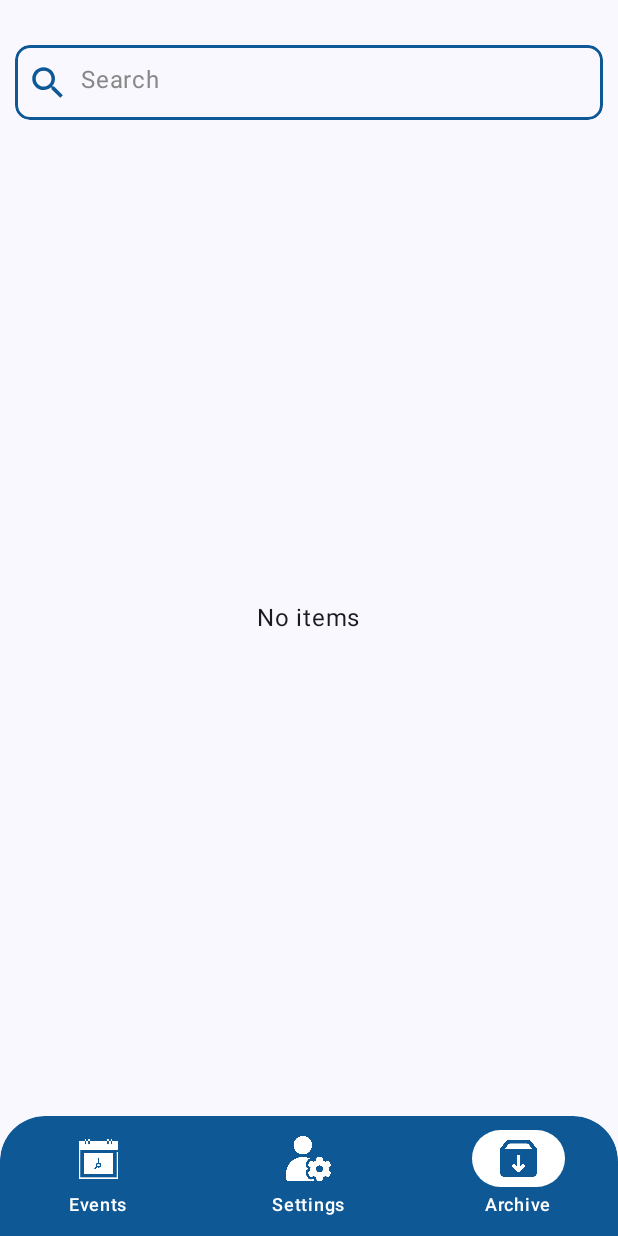
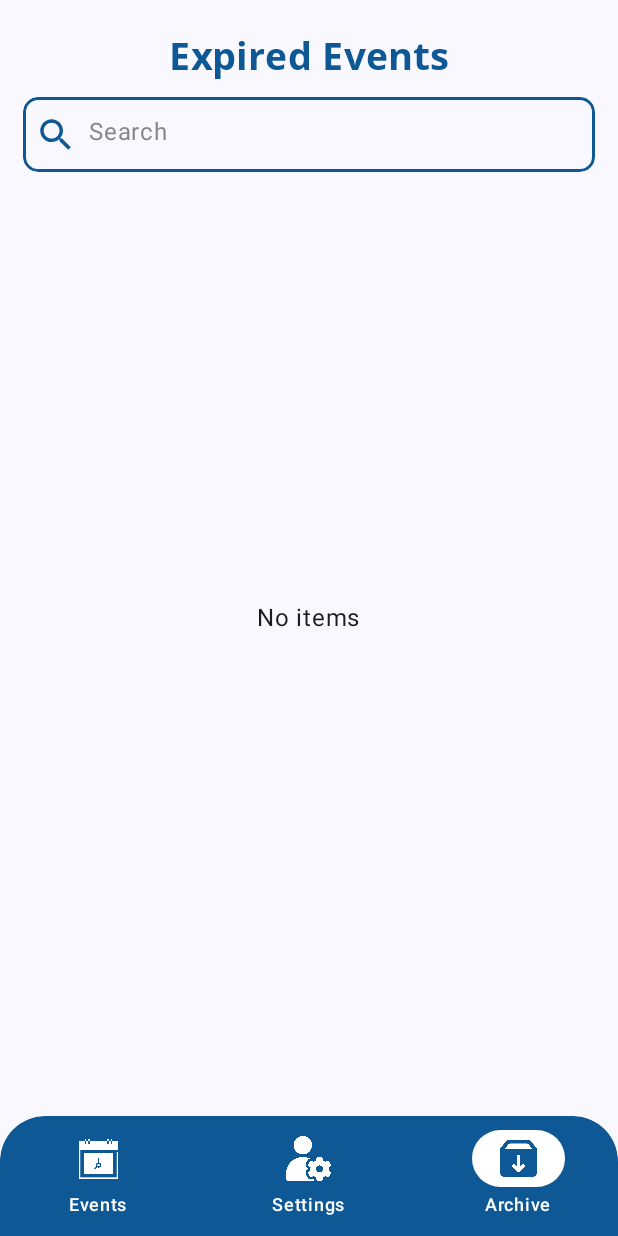
Before and after one commit to eman6904/CollegeAlert, an Android app built with Jetpack Compose: the screen it shows after launch (MainActivity), item 3 of the bottom bar chosen, on a phone screen of 412 x 824 dp. Run offline under Robolectric (Android 15) with nearby library versions, the phone set to English and light mode, and no system bars; our stand-ins replace Room's generated code, accompanist, livedata-compose.

Commit message:
New Commit

```diff
--- a/app/src/main/java/com/example/collegealart/navigation/AppNagGrav.kt
+++ b/app/src/main/java/com/example/collegealart/navigation/AppNagGrav.kt
@@ -1,10 +1,13 @@
 package com.example.collegealart.navigation
 
+import android.os.Build
+import androidx.annotation.RequiresApi
 import androidx.compose.runtime.Composable
 import androidx.navigation.NavHostController
 import androidx.navigation.compose.NavHost
 import androidx.navigation.compose.composable
 import com.example.collegealart.ui.screens.ArchiveScreen
+import com.example.collegealart.ui.screens.EventDetailsScreen
 import com.example.collegealart.ui.screens.EventScreen
 import com.example.collegealart.ui.screens.NewEventScreen
 import com.example.collegealart.ui.screens.SettingsScreen
@@ -12,6 +15,7 @@ import com.example.collegealart.ui.screens.SplashScreen
 import com.example.collegealart.ui.screens.UpdateEventScreen
 
 
+@RequiresApi(Build.VERSION_CODES.O)
 @Composable
 fun AppNavGrav(navController: NavHostController) {
 
@@ -38,6 +42,9 @@ fun AppNavGrav(navController: NavHostController) {
         composable(ScreensRoute.UpdateEventScreen.route){
             UpdateEventScreen(navController)
         }
+        composable(ScreensRoute.EventDetailsScreen.route){
+            EventDetailsScreen(navController)
+        }
 
     }
 }
--- a/app/src/main/java/com/example/collegealart/navigation/ScreensRoute.kt
+++ b/app/src/main/java/com/example/collegealart/navigation/ScreensRoute.kt
@@ -7,5 +7,6 @@ sealed class ScreensRoute(val route:String) {
     object ArchiveScreen : ScreensRoute(route = "archive")
     object NewEventScreen : ScreensRoute(route = "newEventScreen")
     object UpdateEventScreen : ScreensRoute(route = "updateEventScreen")
+    object EventDetailsScreen : ScreensRoute(route = "eventDetailsScreen")
 
 }
--- a/app/src/main/java/com/example/collegealart/ui/screens/ArchiveScreen.kt
+++ b/app/src/main/java/com/example/collegealart/ui/screens/ArchiveScreen.kt
@@ -36,6 +36,7 @@ import androidx.compose.material.icons.filled.Edit
 import androidx.compose.material.rememberDismissState
 import androidx.compose.material3.Card
 import androidx.compose.material3.CardDefaults
+import androidx.compose.material3.FloatingActionButton
 import androidx.compose.material3.Icon
 import androidx.compose.material3.Text
 import androidx.compose.runtime.Composable
@@ -55,6 +56,7 @@ import androidx.compose.ui.res.colorResource
 import androidx.compose.ui.res.painterResource
 import androidx.compose.ui.text.font.Font
 import androidx.compose.ui.text.font.FontFamily
+import androidx.compose.ui.text.style.TextDecoration
 import androidx.compose.ui.unit.dp
 import androidx.compose.ui.unit.sp
 import androidx.navigation.NavController
@@ -74,9 +76,8 @@ import java.time.format.DateTimeFormatter
 fun ArchiveScreen(navController: NavHostController) {
 
     val alerts = alertViewModel.alerts.observeAsState()
-
     val events = remember {
-        mutableStateOf<List<AlertTable>>(alerts.value!!)
+        mutableStateOf(alerts.value!!)
     }
     val showDeleteEventDialog = remember {
         mutableStateOf(false)
@@ -84,20 +85,15 @@ fun ArchiveScreen(navController: NavHostController) {
     val showUpdateEventDialog = remember {
         mutableStateOf(false)
     }
+    val onlyEvent = remember {
+        mutableStateOf(false)
+    }
     val searchedValue = remember {
         mutableStateOf("")
     }
-    val deletedEvent = remember {
-        mutableStateOf<AlertTable>(
-            AlertTable(
-                alertTitle = "",
-                date = "",
-                time = ""
-            )
-        )
-    }
+
     val updatedEvent = remember {
-        mutableStateOf<AlertTable>(
+        mutableStateOf(
             AlertTable(
                 alertTitle = "",
                 date = "",
@@ -108,7 +104,7 @@ fun ArchiveScreen(navController: NavHostController) {
     val initialValue = remember {
         mutableStateOf("Loading")
     }
-    LaunchedEffect(searchedValue.value) {
+    LaunchedEffect(searchedValue.value,alerts.value) {
         events.value = alerts.value!!.filter { alert ->
             alert.alertTitle.lowercase()
                 .contains(searchedValue.value.lowercase(), true)
@@ -125,7 +121,7 @@ fun ArchiveScreen(navController: NavHostController) {
             initialValue.value = ""
         }
     }
-    deleteEventDialog(show = showDeleteEventDialog, alert = deletedEvent.value)
+    deleteEventDialog(show = showDeleteEventDialog,onlyEvent = onlyEvent.value)
     updateEventDialog(
         show = showUpdateEventDialog,
         alert = updatedEvent.value,
@@ -134,12 +130,20 @@ fun ArchiveScreen(navController: NavHostController) {
 
     Box() {
         Column(
-            modifier = Modifier.padding(top = 20.dp)
+            modifier = Modifier.padding(top = 20.dp),
+            verticalArrangement = Arrangement.Center,
+            horizontalAlignment = Alignment.CenterHorizontally
         ) {
+            Text(
+                text = "Expired Events",
+                fontFamily = FontFamily(Font(R.font.bold)),
+                fontSize = 25.sp,
+                color = colorResource(id = R.color.appColor1),
+                modifier = Modifier.padding(0.dp)
+            )
             searchField(
-                modifier = Modifier.padding(10.dp),
-                value = searchedValue.value,
-                onValueChange = { newValue -> searchedValue.value = newValue },
+                modifier = Modifier.padding(vertical = 10.dp, horizontal = 15.dp),
+                value = searchedValue,
                 placeholder = "Search"
             )
 
@@ -157,7 +161,8 @@ fun ArchiveScreen(navController: NavHostController) {
                     val dismissState = rememberDismissState(
                         confirmStateChange = {
                             if (it == DismissValue.DismissedToStart) {
-                                deletedEvent.value = alert
+                               alertViewModel.addToSelectedIds(alert.id)
+                                onlyEvent.value = true
                                 showDeleteEventDialog.value = true
                             } else if (it == DismissValue.DismissedToEnd) {
                                 updatedEvent.value = alert.copy()
@@ -235,7 +240,8 @@ fun ArchiveScreen(navController: NavHostController) {
                                         expandVertically(animationSpec = tween(durationMillis = 2000)),
                             ) {
                                 invalidEvent(
-                                    alert
+                                    alert,
+                                    navController
                                 )
 
                             }
@@ -254,12 +260,38 @@ fun ArchiveScreen(navController: NavHostController) {
                 text = initialValue.value
             )
         }
+        if(events.value.isNotEmpty()){
+            Box(
+                modifier = Modifier
+                    .fillMaxSize()
+                    .padding(end = 20.dp, bottom = 100.dp),
+                contentAlignment = Alignment.BottomEnd
+            ) {
+                FloatingActionButton(
+                    onClick = {
+                        for(event in events.value){
+                            alertViewModel.addToSelectedIds(event.id)
+                        }
+                        onlyEvent.value = false
+                        showDeleteEventDialog.value = true
+                    },
+                    containerColor = colorResource(id = R.color.appColor1),
+                    contentColor = Color.White
+                ) {
+                    Icon(
+                        Icons.Default.Delete ,
+                        contentDescription =null
+                    )
+                }
+            }
+        }
     }
 }
 
 @Composable
 fun invalidEvent(
-    alert: AlertTable
+    alert: AlertTable,
+    navController: NavHostController
 ) {
 
     Card(
@@ -268,7 +300,11 @@ fun invalidEvent(
             .height(IntrinsicSize.Max)
             .padding(10.dp)
             .shadow(10.dp, shape = RoundedCornerShape(20.dp))
-            .clip(shape = RoundedCornerShape(20.dp)),
+            .clip(shape = RoundedCornerShape(20.dp))
+            .clickable {
+                alertViewModel.setSelectedAlertToDisplay(alert)
+                navController.navigate(ScreensRoute.EventDetailsScreen.route)
+            },
         colors = CardDefaults.cardColors(colorResource(id = R.color.invalidEventColor)),
         elevation = CardDefaults.cardElevation(20.dp)
     ) {
--- a/app/src/main/java/com/example/collegealart/ui/screens/EventsScreen.kt
+++ b/app/src/main/java/com/example/collegealart/ui/screens/EventsScreen.kt
@@ -60,6 +60,7 @@ import androidx.compose.ui.draw.shadow
 import androidx.compose.ui.graphics.Color
 import androidx.compose.ui.graphics.SolidColor
 import androidx.compose.ui.layout.ContentScale
+import androidx.compose.ui.platform.LocalContext
 import androidx.compose.ui.res.colorResource
 import androidx.compose.ui.res.painterResource
 import androidx.compose.ui.text.TextStyle
@@ -73,6 +74,7 @@ import androidx.navigation.NavHostController
 import coil.compose.rememberImagePainter
 import com.example.collegealart.MainActivity.Companion.alertViewModel
 import com.example.collegealart.R
+import com.example.collegealart.data.sharedPreference.PreferencesManager
 import com.example.collegealart.data.table.AlertTable
 import com.example.collegealart.navigation.ScreensRoute
 
@@ -83,6 +85,12 @@ import com.example.collegealart.navigation.ScreensRoute
 fun EventScreen(navController: NavHostController) {
 
     val alerts = alertViewModel.alerts.observeAsState()
+    val context = LocalContext.current
+    val shardPref = PreferencesManager(context)
+    LaunchedEffect(Unit) {
+        if(shardPref.getValue("ExpiredEvents"))
+            removeExpiredEvents()
+    }
     val showDeleteEventDialog = remember {
         mutableStateOf(false)
     }
@@ -93,19 +101,10 @@ fun EventScreen(navController: NavHostController) {
         mutableStateOf("")
     }
     val events = remember {
-        mutableStateOf<List<AlertTable>>(alerts.value!!)
-    }
-    val deletedEvent = remember {
-        mutableStateOf<AlertTable>(
-            AlertTable(
-                alertTitle = "",
-                date = "",
-                time = ""
-            )
-        )
+        mutableStateOf(alerts.value!!)
     }
     val updatedEvent = remember {
-        mutableStateOf<AlertTable>(
+        mutableStateOf(
             AlertTable(
                 alertTitle = "",
                 date = "",
@@ -116,7 +115,7 @@ fun EventScreen(navController: NavHostController) {
     val initialValue = remember {
         mutableStateOf("Loading")
     }
-    LaunchedEffect(searchedValue.value) {
+    LaunchedEffect(searchedValue.value,alerts.value) {
         events.value = alerts.value!!.filter { alert ->
             alert.alertTitle.lowercase()
                 .contains(searchedValue.value.lowercase(), true)
@@ -133,7 +132,7 @@ fun EventScreen(navController: NavHostController) {
             initialValue.value = ""
         }
     }
-    deleteEventDialog(show = showDeleteEventDialog, alert = deletedEvent.value)
+    deleteEventDialog(show = showDeleteEventDialog,onlyEvent = true)
     updateEventDialog(
         show = showUpdateEventDialog,
         alert = updatedEvent.value,
@@ -142,19 +141,27 @@ fun EventScreen(navController: NavHostController) {
 
     Box() {
         Column(
-            modifier = Modifier.padding(top = 20.dp)
+            modifier = Modifier.padding(top = 25.dp),
+            verticalArrangement = Arrangement.Center,
+            horizontalAlignment = Alignment.CenterHorizontally
         ) {
+            Text(
+                text = "Upcoming Events",
+                fontFamily = FontFamily(Font(R.font.bold)),
+                fontSize = 20.sp,
+                color = colorResource(id = R.color.appColor1),
+                modifier = Modifier.padding(bottom = 5.dp)
+            )
             Row(
                 modifier = Modifier
                     .fillMaxWidth()
-                    .padding(10.dp),
+                    .padding(horizontal = 15.dp, vertical = 5.dp),
                 verticalAlignment = Alignment.CenterVertically,
                 horizontalArrangement = Arrangement.Center
             ) {
                 searchField(
                     modifier = Modifier.weight(4f),
-                    value = searchedValue.value,
-                    onValueChange = { newValue -> searchedValue.value = newValue },
+                    value = searchedValue,
                     placeholder = "Search"
                 )
                 Icon(
@@ -163,7 +170,8 @@ fun EventScreen(navController: NavHostController) {
                     tint = colorResource(id = R.color.appColor1),
                     modifier = Modifier
                         .weight(1f)
-                        .padding(5.dp)
+                        .height(58.dp)
+                        .fillMaxWidth()
                         .clickable {
                             navController.navigate(ScreensRoute.NewEventScreen.route)
                         }
@@ -182,7 +190,7 @@ fun EventScreen(navController: NavHostController) {
                     val dismissState = rememberDismissState(
                         confirmStateChange = {
                             if (it == DismissValue.DismissedToStart) {
-                                deletedEvent.value = alert
+                                alertViewModel.addToSelectedIds(alert.id)
                                 showDeleteEventDialog.value = true
                             } else if (it == DismissValue.DismissedToEnd) {
                                 updatedEvent.value = alert.copy()
@@ -260,7 +268,8 @@ fun EventScreen(navController: NavHostController) {
                                         expandVertically(animationSpec = tween(durationMillis = 2000)),
                             ) {
                                 event(
-                                    alert
+                                    alert,
+                                    navController
                                 )
 
                             }
@@ -283,7 +292,8 @@ fun EventScreen(navController: NavHostController) {
 
 @Composable
 fun event(
-    alert: AlertTable
+    alert: AlertTable,
+    navController: NavHostController
 ) {
 
     Card(
@@ -292,7 +302,11 @@ fun event(
             .height(IntrinsicSize.Max)
             .padding(10.dp)
             .shadow(10.dp, shape = RoundedCornerShape(20.dp))
-            .clip(shape = RoundedCornerShape(20.dp)),
+            .clip(shape = RoundedCornerShape(20.dp))
+            .clickable {
+                alertViewModel.setSelectedAlertToDisplay(alert)
+                navController.navigate(ScreensRoute.EventDetailsScreen.route)
+            },
         colors = CardDefaults.cardColors(Color.White),
         elevation = CardDefaults.cardElevation(20.dp)
     ) {
@@ -303,10 +317,10 @@ fun event(
 
             Card(
                 modifier = Modifier
-                    .fillMaxSize()
                     .weight(1f)
                     .padding(8.dp)
-                    .height(90.dp),
+                    .height(100.dp)
+                    .width(70.dp),
                 shape = CircleShape,
                 colors = CardDefaults.cardColors(Color.White)
             ) {
@@ -365,13 +379,12 @@ fun event(
 @Composable
 fun searchField(
     modifier: Modifier,
-    value: String,
-    onValueChange: (String) -> Unit,
+    value: MutableState<String>,
     placeholder: String
 ) {
     BasicTextField(
-        value = value,
-        onValueChange = onValueChange,
+        value = value.value,
+        onValueChange = { it -> value.value = it },
         modifier = modifier
             .fillMaxWidth(),
         textStyle = TextStyle(
@@ -405,14 +418,14 @@ fun searchField(
                     )
                     Spacer(modifier = Modifier.width(8.dp))
                     Box() {
-                        if (value.isEmpty())
+                        if (value.value.isEmpty())
                             Text(
                                 text = placeholder,
                                 color = Color.Gray
                             )
                         innerTextField()
                     }
-                    if (value.isNotEmpty()) {
+                    if (value.value.isNotEmpty()) {
                         Spacer(modifier = Modifier.width(8.dp))
                         Box(
                             modifier = Modifier
@@ -426,7 +439,7 @@ fun searchField(
                                 modifier = Modifier
                                     .size(28.dp)
                                     .clickable {
-
+                                        value.value = ""
                                     },
                                 tint = colorResource(id = R.color.appColor1)
                             )
@@ -441,7 +454,7 @@ fun searchField(
 @Composable
 fun deleteEventDialog(
     show: MutableState<Boolean>,
-    alert: AlertTable
+    onlyEvent:Boolean
 ) {
 
     val selectedAlerts = alertViewModel.selectedIds.observeAsState()
@@ -453,6 +466,7 @@ fun deleteEventDialog(
         ) {
             Dialog(
                 onDismissRequest = {
+                    alertViewModel.clearSelectedIds()
                     show.value = false
                 }
             ) {
@@ -481,7 +495,7 @@ fun deleteEventDialog(
                         modifier = Modifier.padding(5.dp)
                     )
                     Text(
-                        text = "You Want To delete this event",
+                        text = if(onlyEvent)"You Want To delete this event" else "You Want To delete all expired events",
                         fontSize = 13.sp,
                         modifier = Modifier.padding(5.dp)
                     )
@@ -494,7 +508,6 @@ fun deleteEventDialog(
                     ) {
                         Button(
                             onClick = {
-                                alertViewModel.addToSelectedIds(alert.id)
                                 selectedAlerts.value?.let { alertViewModel.deleteAlert(it) }
                                 show.value = false
                             },
@@ -516,6 +529,7 @@ fun deleteEventDialog(
                         }
                         Button(
                             onClick = {
+                                alertViewModel.clearSelectedIds()
                                 show.value = false
                             },
                             colors = ButtonDefaults.buttonColors(
@@ -645,3 +659,8 @@ fun updateEventDialog(
         }
     }
 }
+@RequiresApi(Build.VERSION_CODES.O)
+fun removeExpiredEvents(){
+    alertViewModel.deleteAlert(alertViewModel.alerts.value?.filter { isEventPassed(it.date, it.time) }
+        ?.map { it.id } ?: emptyList())
+}
```
Also changed, not shown: app/src/main/java/com/example/collegealart/MainActivity.kt (+9 -3 lines), app/src/main/java/com/example/collegealart/data/viewModel/AlertViewModel.kt (+14 -2 lines), app/src/main/java/com/example/collegealart/ui/screens/EventDetailsScreen.kt (added, +167 -0 lines).
